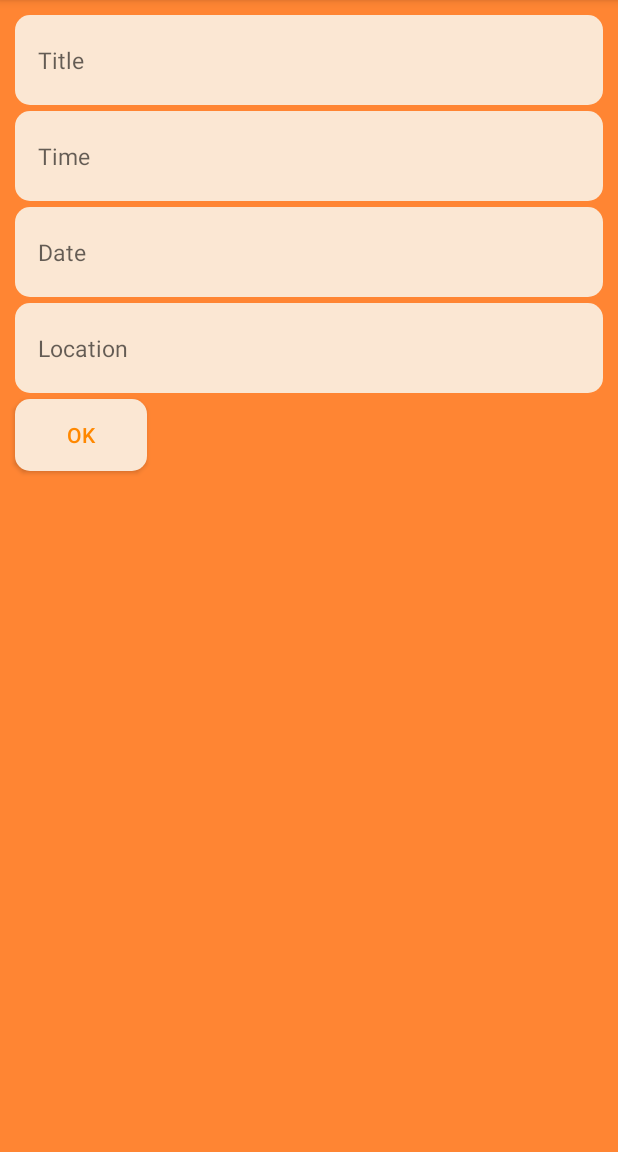
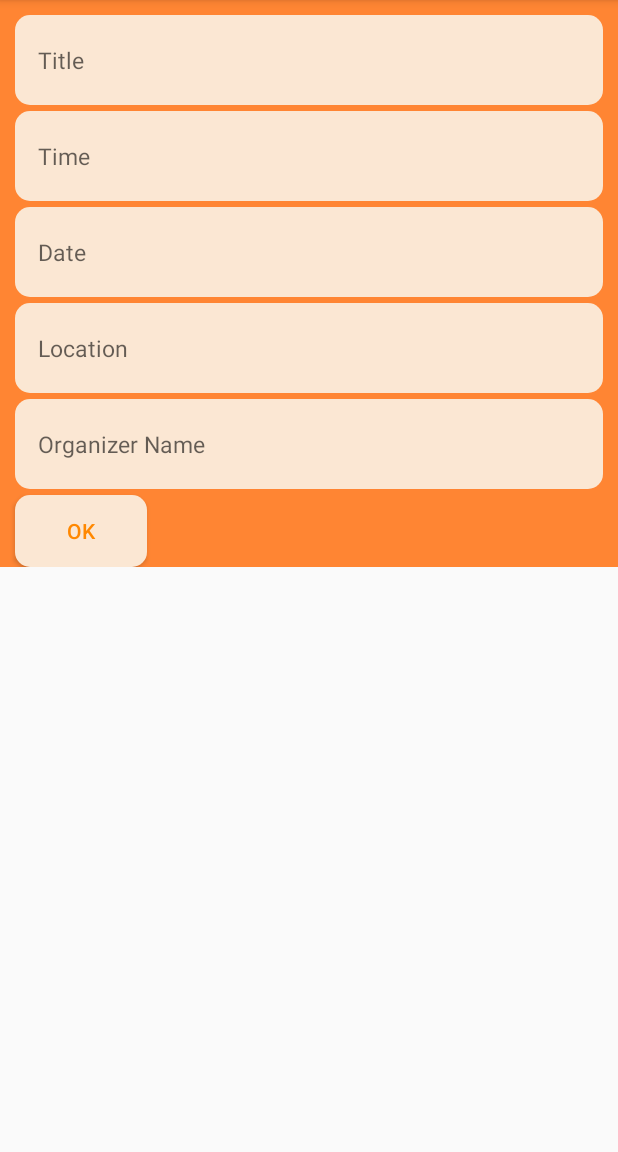
Before and after one commit to chung1991/phonegap, an Android app: the screen it shows after launch (AddEventActivity), after a tap on an icon or button, on a phone screen of 412 x 824 dp, the part 84-1236 px from its top. Run offline under Robolectric (Android 15) with nearby library versions, the phone set to English and light mode, and no system bars.

Commit message:
Update one file in form

```diff
--- a/Android/app/build.gradle
+++ b/Android/app/build.gradle
@@ -6,7 +6,7 @@ android {
 
     defaultConfig {
         applicationId "maddiscovery.greenwich.com.maddiscovery"
-        minSdkVersion 15
+        minSdkVersion 17
         targetSdkVersion 23
         versionCode 1
         versionName "1.0"
--- a/Android/app/src/main/java/maddiscovery/greenwich/com/maddiscovery/Adapter/EventAdapter.java
+++ b/Android/app/src/main/java/maddiscovery/greenwich/com/maddiscovery/Adapter/EventAdapter.java
@@ -8,36 +8,31 @@ import android.widget.BaseAdapter;
 import android.widget.CheckBox;
 import android.widget.CompoundButton;
 import android.widget.TextView;
-
 import java.util.ArrayList;
-
 import maddiscovery.greenwich.com.maddiscovery.Entity.TheEvent;
 import maddiscovery.greenwich.com.maddiscovery.R;
 
-/**
- * Created by Himura on 2016/03/16.
- */
 public class EventAdapter extends BaseAdapter {
-    boolean isShow;
+    private boolean editShow;
     public ArrayList<String> listPosition = new ArrayList();
-    private ArrayList<TheEvent> mNoteList;
-    private LayoutInflater mLayoutInflater;
-    private Context mContext;
+    private ArrayList<TheEvent> listEvent;
+    private LayoutInflater layoutInflater;
+    private Context context;
 
     public EventAdapter(Context context, ArrayList<TheEvent> list) {
-        this.mContext = context;
-        this.mNoteList = list;
-        this.mLayoutInflater = (LayoutInflater) mContext.getSystemService(Context.LAYOUT_INFLATER_SERVICE);
+        this.context = context;
+        this.listEvent = list;
+        this.layoutInflater = (LayoutInflater) this.context.getSystemService(Context.LAYOUT_INFLATER_SERVICE);
     }
 
     @Override
     public int getCount() {
-        return mNoteList != null ? mNoteList.size() : 0;
+        return listEvent != null ? listEvent.size() : 0;
     }
 
     @Override
     public Object getItem(int position) {
-        return mNoteList.get(position);
+        return listEvent.get(position);
     }
 
     @Override
@@ -50,27 +45,28 @@ public class EventAdapter extends BaseAdapter {
         final ViewHolder holder;
         if (convertView == null) {
             holder = new ViewHolder();
-            convertView = mLayoutInflater.inflate(R.layout.list_event_item, null);
-            holder.mTitle = (TextView) convertView.findViewById(R.id.lvTitle);
-            holder.mTime = (TextView) convertView.findViewById(R.id.lvTime);
-            holder.mContent = (TextView) convertView.findViewById(R.id.lvContent);
-            holder.cBox = (CheckBox) convertView.findViewById(R.id.cBox);
+            convertView = this.layoutInflater.inflate(R.layout.list_event_item, null);
+            holder.setTextViewTitle((TextView) convertView.findViewById(R.id.lvTitle));
+            holder.setTextViewTime((TextView) convertView.findViewById(R.id.lvTime));
+            holder.setTextViewContent((TextView) convertView.findViewById(R.id.lvContent));
+            holder.setCheckBoxEdit((CheckBox) convertView.findViewById(R.id.cBox));
             convertView.setTag(holder);
         } else {
             holder = (ViewHolder) convertView.getTag();
         }
+
         TheEvent event = (TheEvent) getItem(position);
-        holder.mTitle.setText(event.getTitle());
-        holder.mTime.setText(event.getTime());
-        holder.mContent.setText(event.getLocation());
-        if (isShow) {
-            holder.cBox.setVisibility(View.VISIBLE);
-            holder.cBox.setChecked(event.getIscheck());
+        holder.getTextViewTitle().setText(event.getTitle());
+        holder.getTextViewTime().setText(event.getTime());
+        holder.getTextViewContent().setText(event.getLocation());
+        if (editShow) {
+            holder.getCheckBoxEdit().setVisibility(View.VISIBLE);
+            holder.getCheckBoxEdit().setChecked(event.getIscheck());
         } else {
-            holder.cBox.setVisibility(View.INVISIBLE);
+            holder.getCheckBoxEdit().setVisibility(View.INVISIBLE);
         }
-        holder.cBox.setTag(position);
-        holder.cBox.setOnCheckedChangeListener(new CompoundButton.OnCheckedChangeListener() {
+        holder.getCheckBoxEdit().setTag(position);
+        holder.getCheckBoxEdit().setOnCheckedChangeListener(new CompoundButton.OnCheckedChangeListener() {
             @Override
             public void onCheckedChanged(CompoundButton buttonView, boolean isChecked) {
                 if (isChecked) {
@@ -82,9 +78,6 @@ public class EventAdapter extends BaseAdapter {
                 }
             }
         });
-//        if(event.getIscheck() == true){
-//            listPosition.add(position);
-//        }
         return convertView;
     }
 
@@ -95,12 +88,4 @@ public class EventAdapter extends BaseAdapter {
             }
         }
     }
-
-    public class ViewHolder {
-
-        private TextView mTitle;
-        private TextView mTime;
-        private TextView mContent;
-        private CheckBox cBox;
-    }
 }
--- a/Android/app/src/main/java/maddiscovery/greenwich/com/maddiscovery/AddEventActivity.java
+++ b/Android/app/src/main/java/maddiscovery/greenwich/com/maddiscovery/AddEventActivity.java
@@ -6,18 +6,13 @@ import android.app.Dialog;
 import android.app.TimePickerDialog;
 import android.content.Intent;
 import android.os.Bundle;
-import android.os.PersistableBundle;
-import android.support.v4.app.Fragment;
 import android.support.v7.app.AppCompatActivity;
 import android.text.InputType;
-import android.view.LayoutInflater;
 import android.view.View;
-import android.view.ViewGroup;
 import android.view.inputmethod.InputMethodManager;
 import android.widget.Button;
 import android.widget.DatePicker;
 import android.widget.EditText;
-import android.widget.RelativeLayout;
 import android.widget.TimePicker;
 
 import com.google.android.gms.common.GooglePlayServicesNotAvailableException;
@@ -29,7 +24,6 @@ import com.google.android.gms.maps.model.LatLng;
 import java.util.Calendar;
 
 import maddiscovery.greenwich.com.maddiscovery.Dao.EventDao;
-import maddiscovery.greenwich.com.maddiscovery.Fragment.AddEventFragment;
 
 public class AddEventActivity extends AppCompatActivity implements View.OnClickListener {
     private LatLng edtPosition;
@@ -39,6 +33,7 @@ public class AddEventActivity extends AppCompatActivity implements View.OnClickL
     private EditText edtDate;
     private EditText edtLocation;
     private Button okButton;
+    private EditText editOrganizer;
 
     private static final int PLACE_PICKER_REQUEST = 1;
     private LatLng currentLocation;
@@ -51,14 +46,15 @@ public class AddEventActivity extends AppCompatActivity implements View.OnClickL
         super.onCreate(savedInstanceState);
         setContentView(R.layout.add_event);
 
-        this.edtTitle = (EditText) findViewById(R.id.edtTitle);
-        this.edtTime = (EditText) findViewById(R.id.edtTime);
+        this.edtTitle = (EditText) findViewById(R.id.editTitle);
+        this.editOrganizer = (EditText) findViewById(R.id.editOrg);
+        this.edtTime = (EditText) findViewById(R.id.editTime);
         this.edtTime.setInputType(InputType.TYPE_NULL);
         this.edtTime.setOnClickListener(this);
-        this.edtDate = (EditText) findViewById(R.id.edtDate);
+        this.edtDate = (EditText) findViewById(R.id.editDate);
         this.edtDate.setInputType(InputType.TYPE_NULL);
         this.edtDate.setOnClickListener(this);
-        this.edtLocation = (EditText) findViewById(R.id.edtLocation);
+        this.edtLocation = (EditText) findViewById(R.id.editLocation);
         this.edtLocation.setInputType(InputType.TYPE_NULL);
         this.edtLocation.setOnClickListener(this);
         this.okButton = (Button) findViewById(R.id.okButton);
@@ -130,7 +126,8 @@ public class AddEventActivity extends AppCompatActivity implements View.OnClickL
         String date = edtDate.getText().toString();
         String total = time +" ; " +date;
         String location = edtLocation.getText().toString();
-        EventDao.getInstance().createData(title, total, location, String.valueOf(currentLocation.latitude), String.valueOf(currentLocation.longitude));
+        String org = editOrganizer.getText().toString();
+        EventDao.getInstance().createData(title, total, location, org, String.valueOf(currentLocation.latitude), String.valueOf(currentLocation.longitude));
 
         this.finish();
     }
--- a/Android/app/src/main/java/maddiscovery/greenwich/com/maddiscovery/Base/BaseApplication.java
+++ b/Android/app/src/main/java/maddiscovery/greenwich/com/maddiscovery/Base/BaseApplication.java
@@ -1,12 +1,8 @@
 package maddiscovery.greenwich.com.maddiscovery.Base;
 
 import android.app.Application;
-
 import maddiscovery.greenwich.com.maddiscovery.Dao.EventDao;
 
-/**
- * Created by heo on 12/6/15.
- */
 public class BaseApplication extends Application {
 
     @Override
--- a/Android/app/src/main/java/maddiscovery/greenwich/com/maddiscovery/Dao/EventDao.java
+++ b/Android/app/src/main/java/maddiscovery/greenwich/com/maddiscovery/Dao/EventDao.java
@@ -6,12 +6,9 @@ import android.database.Cursor;
 import android.database.sqlite.SQLiteDatabase;
 import android.database.sqlite.SQLiteOpenHelper;
 import com.google.android.gms.maps.model.LatLng;
-
 import java.sql.SQLException;
 import java.util.ArrayList;
-
 import maddiscovery.greenwich.com.maddiscovery.Entity.TheEvent;
-
 
 public class EventDao {
     private static final String DB_NAME = "MadDiscovery";
@@ -20,12 +17,13 @@ public class EventDao {
     private static final String CL_ID = "id";
     private static final String CL_TITLE = "title";
     private static final String CL_TIME = "time";
-    private static final String CL_CONTENT = "content";
+    private static final String CL_LOC = "loc";
+    private static final String CL_ORG = "org";
     private static final String CL_LAT = "lat";
     private static final String CL_LON = "lon";
 
     private static Context context;
-    SQLiteDatabase db;
+    private SQLiteDatabase db;
     private static EventDao sInstance;
     private OpenHelper openHelper;
 
@@ -36,7 +34,6 @@ public class EventDao {
 
     public static void init(Context context) {
         if (sInstance != null) {
-
         }
         sInstance = new EventDao(context);
     }
@@ -47,7 +44,6 @@ public class EventDao {
         }
         return sInstance;
     }
-
 
     private EventDao open() throws SQLException {
         if (openHelper != null) {
@@ -63,14 +59,15 @@ public class EventDao {
 
     }
 
-    public long createData(String title, String time, String content, String lat, String lon) {
+    public long createData(String title, String time, String loc, String org, String lat, String lon) {
         long result = -1;
         try {
             open();
             ContentValues data = new ContentValues();
             data.put(CL_TITLE, title);
             data.put(CL_TIME, time);
-            data.put(CL_CONTENT, content);
+            data.put(CL_LOC, loc);
+            data.put(CL_ORG, org);
             data.put(CL_LAT, lat);
             data.put(CL_LON, lon);
 
@@ -106,7 +103,8 @@ public class EventDao {
                 theEvent.setTitle(c.getString(1));
                 theEvent.setTime(c.getString(2));
                 theEvent.setLocation(c.getString(3));
-                LatLng mPosition = new LatLng(Double.parseDouble(c.getString(4)), Double.parseDouble(c.getString(5)));
+                theEvent.setOrg(c.getString(4));
+                LatLng mPosition = new LatLng(Double.parseDouble(c.getString(5)), Double.parseDouble(c.getString(6)));
                 theEvent.setPosition(mPosition);
                 result = theEvent;
             }
@@ -118,13 +116,14 @@ public class EventDao {
         return result;
     }
 
-    public void updateData(String title, String time, String content, int id) {
+    public void updateData(String title, String time, String loc, String org, int id) {
         try {
             open();
             ContentValues data = new ContentValues();
             data.put(CL_TITLE, title);
             data.put(CL_TIME, time);
-            data.put(CL_CONTENT, content);
+            data.put(CL_LOC, loc);
+            data.put(CL_ORG, org);
             db.update(DB_TABLE, data, CL_ID + "=?", new String[]{String.valueOf(id)});
             close();
         } catch (SQLException e) {
@@ -136,7 +135,7 @@ public class EventDao {
         ArrayList<TheEvent> result = new ArrayList<>();
         try {
             open();
-            Cursor c = db.query(DB_TABLE, null, null, null, null, null, null);
+            Cursor c = db.query(DB_TABLE, null, null, null, null, null, null, null);
             c.moveToFirst();
             while (c.isAfterLast() == false) {
                 TheEvent theEvent = new TheEvent();
@@ -144,7 +143,8 @@ public class EventDao {
                 theEvent.setTitle(c.getString(1));
                 theEvent.setTime(c.getString(2));
                 theEvent.setLocation(c.getString(3));
-                LatLng mPosition = new LatLng(Double.parseDouble(c.getString(4)), Double.parseDouble(c.getString(5)));
+                theEvent.setOrg(c.getString(4));
+                LatLng mPosition = new LatLng(Double.parseDouble(c.getString(5)), Double.parseDouble(c.getString(6)));
                 theEvent.setPosition(mPosition);
                 result.add(theEvent);
                 c.moveToNext();
@@ -169,7 +169,8 @@ public class EventDao {
                             + CL_ID + " INTEGER PRIMARY KEY AUTOINCREMENT,"
                             + CL_TITLE + " TEXT, "
                             + CL_TIME + " TEXT, "
-                            + CL_CONTENT + " TEXT, "
+                            + CL_LOC + " TEXT, "
+                            + CL_ORG + " TEXT, "
                             + CL_LAT + " TEXT, "
                             + CL_LON + " TEXT);"
             );
--- a/Android/app/src/main/res/layout/add_event.xml
+++ b/Android/app/src/main/res/layout/add_event.xml
@@ -1,10 +1,20 @@
-<RelativeLayout xmlns:android="http://schemas.android.com/apk/res/android"
+<FrameLayout xmlns:android="http://schemas.android.com/apk/res/android"
+    android:layout_width="match_parent"
+    android:layout_height="match_parent">
+    <ScrollView
         android:layout_width="match_parent"
         android:layout_height="match_parent"
+        android:id="@+id/scrollView"
+        android:layout_below="@+id/okButton"
+        android:layout_alignParentStart="true" >
+
+        <RelativeLayout
+            android:layout_width="match_parent"
+            android:layout_height="wrap_content"
             android:background="@color/mycl">
 
             <EditText
-        android:id="@+id/edtTitle"
+                android:id="@+id/editTitle"
                 android:layout_width="match_parent"
                 android:layout_height="@dimen/table_height"
                 android:layout_marginEnd="10dp"
@@ -17,10 +27,10 @@
                 android:textSize="15dp" />
 
             <EditText
-        android:id="@+id/edtTime"
+                android:id="@+id/editTime"
                 android:layout_width="match_parent"
                 android:layout_height="@dimen/table_height"
-        android:layout_below="@+id/edtTitle"
+                android:layout_below="@+id/editTitle"
                 android:layout_marginEnd="10dp"
                 android:layout_marginStart="10dp"
                 android:layout_marginTop="4dp"
@@ -32,10 +42,10 @@
                 android:textSize="15dp" />
 
             <EditText
-        android:id="@+id/edtDate"
+                android:id="@+id/editDate"
                 android:layout_width="match_parent"
                 android:layout_height="@dimen/table_height"
-        android:layout_below="@+id/edtTime"
+                android:layout_below="@+id/editTime"
                 android:layout_marginEnd="10dp"
                 android:layout_marginStart="10dp"
                 android:layout_marginTop="4dp"
@@ -47,10 +57,10 @@
                 android:textSize="15dp" />
 
             <EditText
-        android:id="@+id/edtLocation"
+                android:id="@+id/editLocation"
                 android:layout_width="match_parent"
                 android:layout_height="@dimen/table_height"
-        android:layout_below="@+id/edtDate"
+                android:layout_below="@+id/editDate"
                 android:layout_marginEnd="10dp"
                 android:layout_marginStart="10dp"
                 android:layout_marginTop="4dp"
@@ -60,12 +70,26 @@
                 android:paddingLeft="15dp"
                 android:textColor="@color/text"
                 android:textSize="15dp" />
+            <EditText
+                android:id="@+id/editOrg"
+                android:layout_width="match_parent"
+                android:layout_height="@dimen/table_height"
+                android:layout_below="@+id/editLocation"
+                android:layout_marginEnd="10dp"
+                android:layout_marginStart="10dp"
+                android:layout_marginTop="4dp"
+                android:background="@drawable/custom_border"
+                android:gravity="center_vertical"
+                android:hint="Organizer Name"
+                android:paddingLeft="15dp"
+                android:textColor="@color/text"
+                android:textSize="15dp" />
 
             <Button
                 android:id="@+id/okButton"
                 android:layout_width="wrap_content"
                 android:layout_height="wrap_content"
-        android:layout_below="@+id/edtLocation"
+                android:layout_below="@+id/editOrg"
                 android:layout_marginEnd="10dp"
                 android:layout_marginStart="10dp"
                 android:layout_marginTop="4dp"
@@ -73,4 +97,10 @@
                 android:gravity="center"
                 android:text="OK"
                 android:textColor="@android:color/holo_orange_dark" />
+
+
         </RelativeLayout>
+    </ScrollView>
+
+
+</FrameLayout>
```
Also changed, not shown: Android/app/src/main/java/maddiscovery/greenwich/com/maddiscovery/Adapter/ViewHolder.java (added, +43 -0 lines), Android/app/src/main/java/maddiscovery/greenwich/com/maddiscovery/Entity/TheEvent.java (+10 -4 lines), Android/app/src/main/java/maddiscovery/greenwich/com/maddiscovery/Fragment/AddEventFragment.java (deleted, +0 -115 lines). Lines whose indentation alone changed are shown as unchanged.
